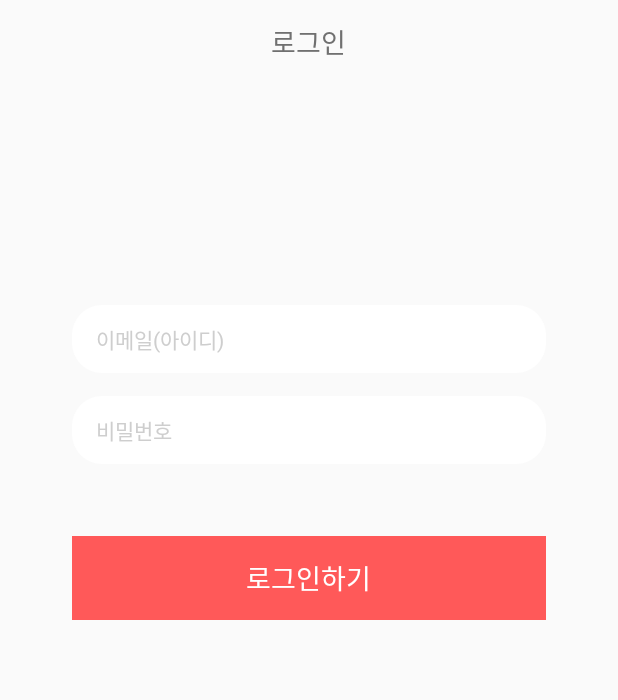
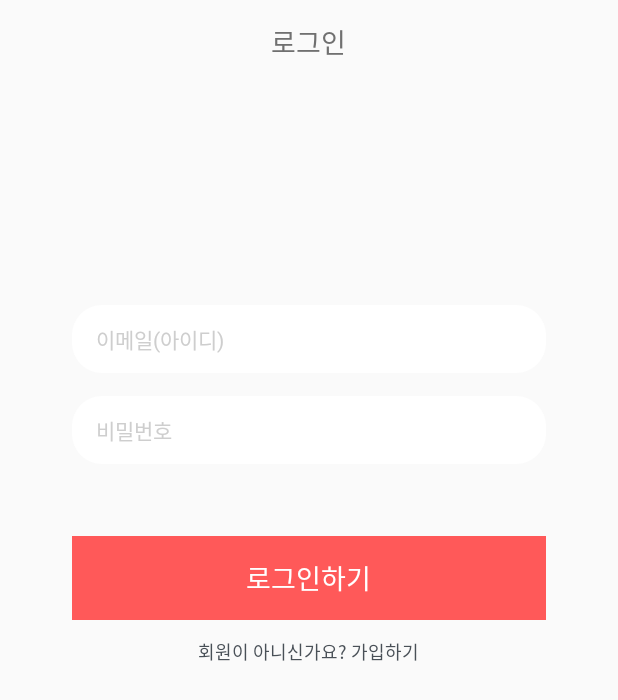
Before and after one commit to sopkathon5/Android, an Android app: the screen it shows after launch (SignInActivity), on a phone screen of 412 x 824 dp. Shown: the top 700 px of the screen. Run offline under Robolectric (Android 15) with nearby library versions, the phone set to English and light mode, and no system bars.

Commit message:
fix text view in sign in

```diff
--- a/app/src/main/res/layout/activity_sign_in.xml
+++ b/app/src/main/res/layout/activity_sign_in.xml
@@ -124,15 +124,16 @@
                     android:layout_marginTop="12dp"
                     android:layout_width="wrap_content"
                     android:layout_height="wrap_content">
+
                 <TextView
                         android:layout_width="wrap_content"
                         android:layout_height="wrap_content"
                         android:textSize="12sp"
                         android:textColor="#495057"
-                        android:lineSpacingExtra="16sp"
                         android:gravity="center_horizontal"
-                        tools:text="회원이 아니신가요? 가입하기"
+                        android:text="회원이 아니신가요? 가입하기"
                 />
+
             </RelativeLayout>
 
         </LinearLayout>
```
